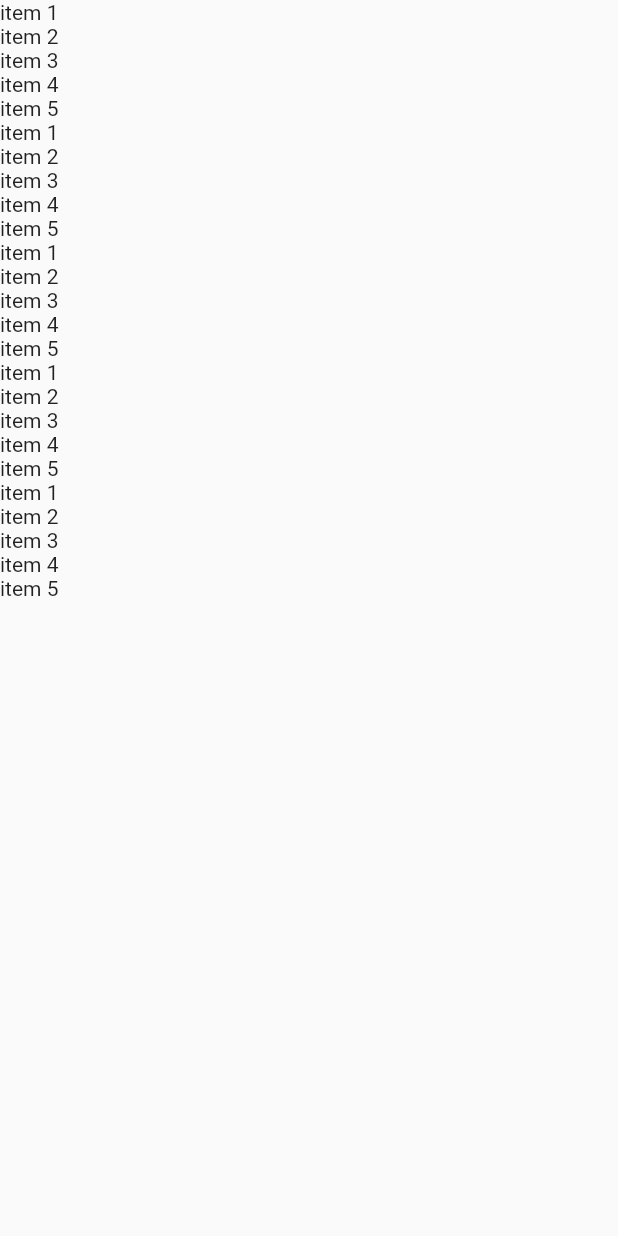
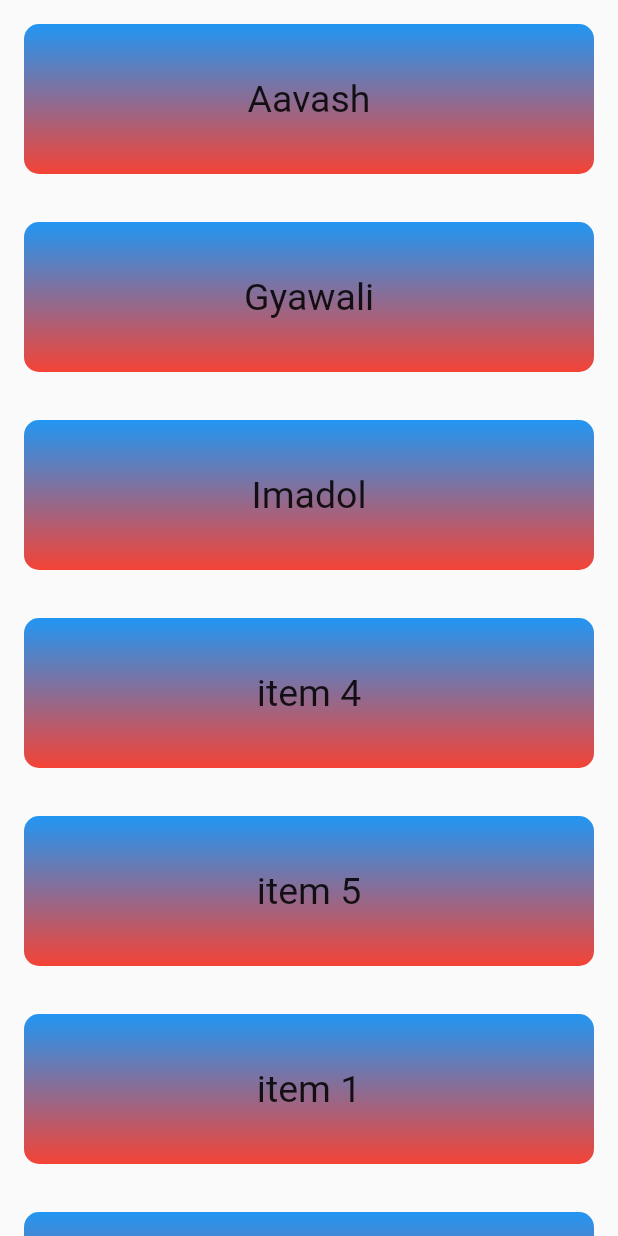
Before and after one commit to AavashGyawali/flutter_class1, a Flutter app: the screen it shows after launch, on a phone screen of 412 x 824 dp. Run offline on Flutter 3.47's test engine with Material 2 defaults, Android fonts, the phone set to English and light mode, and no system bars.

Commit message:
created new list class of my own with box decoration

```diff
--- a/lib/Mylist/listViewClassMethode.dart
+++ b/lib/Mylist/listViewClassMethode.dart
@@ -1,3 +1,4 @@
+import 'package:class_1/Mylist/my_list.dart';
 import 'package:flutter/material.dart';
 
 class MyList2 extends StatefulWidget {
@@ -8,11 +9,10 @@ class MyList2 extends StatefulWidget {
 }
 
 class _MyList2State extends State<MyList2> {
-
-  List<String>itemList=[
-    'item 1',
-    'item 2',
-    'item 3',
+  List<String> itemList = [
+    'Aavash',
+    'Gyawali',
+    'Imadol',
     'item 4',
     'item 5',
     'item 1',
@@ -36,15 +36,54 @@ class _MyList2State extends State<MyList2> {
     'item 4',
     'item 5',
   ];
+
   @override
   Widget build(BuildContext context) {
     return Scaffold(
-      body:
-      ListView.builder(
+      body: ListView.builder(
           itemCount: itemList.length,
-          itemBuilder: (context,index){
-              return Text(itemList[index]);
+          itemBuilder: (context, index) {
+            return MyList3(
+              title: itemList[index],
+            );
           }),
     );
   }
 }
+
+class MyList3 extends StatelessWidget {
+  const MyList3({Key? key, required this.title}) : super(key: key);
+  final String title;
+
+  @override
+  Widget build(BuildContext context) {
+    return Column(
+      crossAxisAlignment: CrossAxisAlignment.start,
+      children: [
+        Padding(
+          padding: const EdgeInsets.all(16.0),
+          child: Container(
+            decoration:  BoxDecoration(
+                borderRadius: BorderRadius.circular(10),
+                gradient: const LinearGradient(
+                    colors: [
+                      Colors.blue,
+                      Colors.red,
+                    ],
+                    stops: [0.0, 1.0],
+                    begin: FractionalOffset.topCenter,
+                    end: FractionalOffset.bottomCenter,
+                    tileMode: TileMode.repeated
+                )
+            ),
+            padding: const EdgeInsets.all(20),
+            width: double.infinity,
+            height: 100,
+            child: Center(child: Text(title,style: const TextStyle( fontSize: 25),)),
+          ),
+        ),
+
+      ],
+    );
+  }
+}
```
